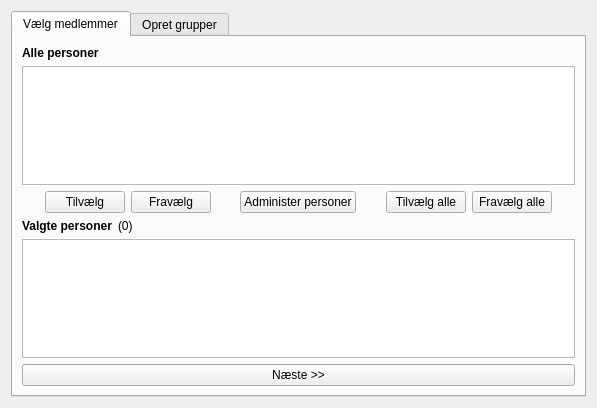
froksen/opencltoolsv2, file tabs/groupcreator.ui: the form before one commit.
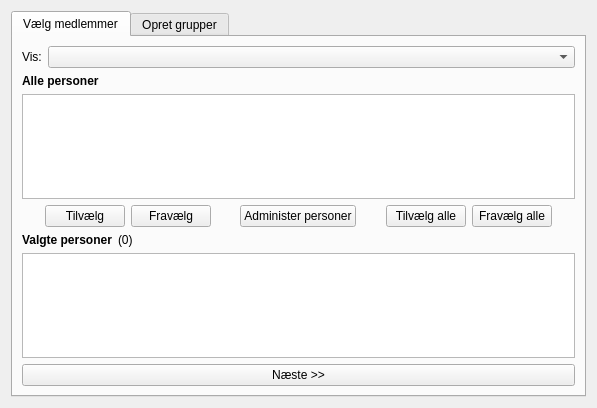
The form after the commit. Icons and pictures are not drawn.

Commit message: Implemteret filter grafisk

```diff
--- a/tabs/groupcreator.ui
+++ b/tabs/groupcreator.ui
@@ -25,7 +25,19 @@
       </attribute>
       <layout class="QVBoxLayout" name="verticalLayout_2">
        <item>
-        <layout class="QVBoxLayout" name="verticalLayout_3">
+        <layout class="QHBoxLayout" name="horizontalLayout" stretch="0,1">
+         <item>
+          <widget class="QLabel" name="label_6">
+           <property name="text">
+            <string>Vis:</string>
+           </property>
+          </widget>
+         </item>
+         <item>
+          <widget class="QComboBox" name="filterClass"/>
+         </item>
+        </layout>
+       </item>
          <item>
           <widget class="QLabel" name="label">
            <property name="font">
@@ -54,8 +66,6 @@
             <bool>false</bool>
            </attribute>
           </widget>
-         </item>
-        </layout>
        </item>
        <item>
         <layout class="QGridLayout" name="gridLayout">
```
Lines whose indentation alone changed are shown as unchanged. The commit also changes 2 other files.
